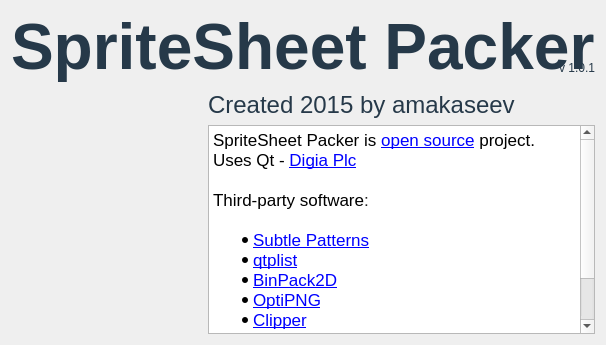
Qt form SpriteSheetPacker/AboutDialog.ui (amakaseev/sprite-sheet-packer) before a commit.
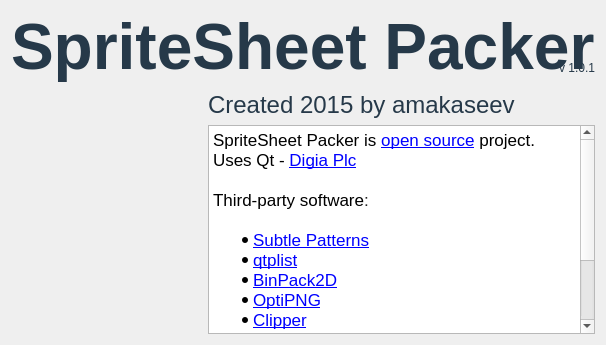
The same form after that commit. Icons and pictures are not drawn.

Diff of the .ui file:
```diff
--- a/SpriteSheetPacker/AboutDialog.ui
+++ b/SpriteSheetPacker/AboutDialog.ui
@@ -73,7 +73,9 @@
 &lt;ul style=&quot;margin-top: 0px; margin-bottom: 0px; margin-left: 0px; margin-right: 0px; -qt-list-indent: 1;&quot;&gt;&lt;li style=&quot; margin-top:0px; margin-bottom:0px; margin-left:0px; margin-right:0px; -qt-block-indent:0; text-indent:0px;&quot;&gt;&lt;a href=&quot;http://www.angusj.com&quot;&gt;&lt;span style=&quot; font-family:'.Helvetica Neue DeskInterface'; text-decoration: underline; color:#0000ff;&quot;&gt;Clipper&lt;/span&gt;&lt;/a&gt;&lt;/li&gt;&lt;/ul&gt;
 &lt;ul style=&quot;margin-top: 0px; margin-bottom: 0px; margin-left: 0px; margin-right: 0px; -qt-list-indent: 1;&quot;&gt;&lt;li style=&quot; margin-top:0px; margin-bottom:0px; margin-left:0px; margin-right:0px; -qt-block-indent:0; text-indent:0px;&quot;&gt;&lt;a href=&quot;http://code.google.com/p/poly2tri/&quot;&gt;&lt;span style=&quot; font-family:'.Helvetica Neue DeskInterface'; text-decoration: underline; color:#0000ff;&quot;&gt;poly2tri&lt;/span&gt;&lt;/a&gt;&lt;/li&gt;&lt;/ul&gt;
 &lt;ul style=&quot;margin-top: 0px; margin-bottom: 0px; margin-left: 0px; margin-right: 0px; -qt-list-indent: 1;&quot;&gt;&lt;li style=&quot; margin-top:0px; margin-bottom:0px; margin-left:0px; margin-right:0px; -qt-block-indent:0; text-indent:0px;&quot;&gt;&lt;a href=&quot;http://www.emanueleferonato.com/2013/03/01/using-marching-squares-algorithm-to-trace-the-contour-of-an-image/&quot;&gt;&lt;span style=&quot; font-family:'.Helvetica Neue DeskInterface'; text-decoration: underline; color:#0000ff;&quot;&gt;Marching squares algorithm&lt;/span&gt;&lt;/a&gt;&lt;/li&gt;&lt;/ul&gt;
-&lt;ul style=&quot;margin-top: 0px; margin-bottom: 0px; margin-left: 0px; margin-right: 0px; -qt-list-indent: 1;&quot;&gt;&lt;li style=&quot; margin-top:0px; margin-bottom:0px; margin-left:0px; margin-right:0px; -qt-block-indent:0; text-indent:0px;&quot;&gt;&lt;a href=&quot;http://box2d.org&quot;&gt;&lt;span style=&quot; font-family:'.Helvetica Neue DeskInterface'; text-decoration: underline; color:#0000ff;&quot;&gt;Box2D&lt;/span&gt;&lt;/a&gt;&lt;/li&gt;&lt;/ul&gt;&lt;/body&gt;&lt;/html&gt;</string>
+&lt;ul style=&quot;margin-top: 0px; margin-bottom: 0px; margin-left: 0px; margin-right: 0px; -qt-list-indent: 1;&quot;&gt;&lt;li style=&quot; margin-top:0px; margin-bottom:0px; margin-left:0px; margin-right:0px; -qt-block-indent:0; text-indent:0px;&quot;&gt;&lt;a href=&quot;http://box2d.org&quot;&gt;&lt;span style=&quot; font-family:'.Helvetica Neue DeskInterface'; text-decoration: underline; color:#0000ff;&quot;&gt;Box2D&lt;/span&gt;&lt;/a&gt;&lt;/li&gt;&lt;/ul&gt;
+&lt;ul style=&quot;margin-top: 0px; margin-bottom: 0px; margin-left: 0px; margin-right: 0px; -qt-list-indent: 1;&quot;&gt;&lt;li style=&quot; margin-top:0px; margin-bottom:0px; margin-left:0px; margin-right:0px; -qt-block-indent:0; text-indent:0px;&quot;&gt;&lt;a href=&quot;https://github.com/LinusU/node-appdmg&quot;&gt;&lt;span style=&quot; text-decoration: underline; color:#0000ff;&quot;&gt;appdmg&lt;/span&gt;&lt;/a&gt;&lt;/li&gt;
+&lt;li style=&quot; text-decoration: underline; color:#0000ff;&quot; style=&quot; margin-top:0px; margin-bottom:0px; margin-left:0px; margin-right:0px; -qt-block-indent:0; text-indent:0px;&quot;&gt;&lt;a href=&quot;http://www.fatcow.com/free-icons&quot;&gt;free-icons&lt;/a&gt;&lt;/li&gt;&lt;/ul&gt;&lt;/body&gt;&lt;/html&gt;</string>
      </property>
      <property name="openExternalLinks">
       <bool>true</bool>
```
